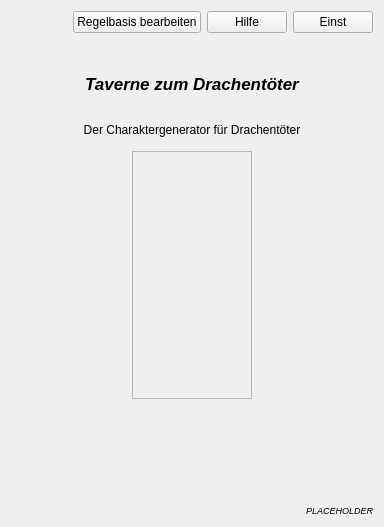
Qt form designer/MainWindow.ui (brzGatsu/Taverne) before a commit.
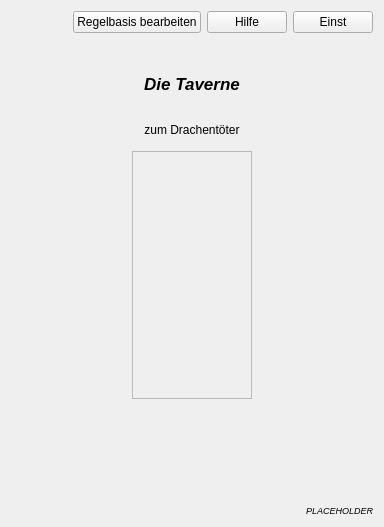
The same form after that commit.

What changed in the file:
```diff
--- a/designer/MainWindow.ui
+++ b/designer/MainWindow.ui
@@ -124,7 +124,7 @@
       </font>
      </property>
      <property name="text">
-      <string>Taverne zum Drachentöter</string>
+      <string>Die Taverne</string>
      </property>
      <property name="scaledContents">
       <bool>false</bool>
@@ -152,7 +152,7 @@
       </size>
      </property>
      <property name="text">
-      <string>Der Charaktergenerator für Drachentöter</string>
+      <string>zum Drachentöter</string>
      </property>
      <property name="alignment">
       <set>Qt::AlignmentFlag::AlignCenter</set>
```
